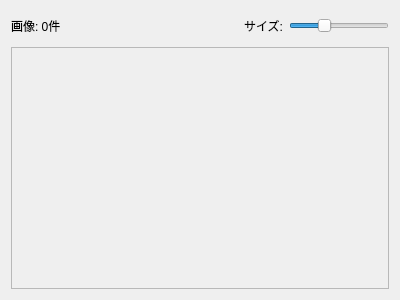
Above: src/lorairo/gui/designer/ThumbnailSelectorWidget.ui from NEXTAltair/LoRAIro before the change. Below: the same form after it.
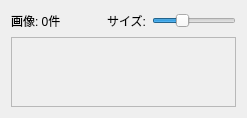
That is the form after the change.

Commit message: feat: Implement Phase 1 Qt Designer responsive layout optimization

```diff
--- a/src/lorairo/gui/designer/ThumbnailSelectorWidget.ui
+++ b/src/lorairo/gui/designer/ThumbnailSelectorWidget.ui
@@ -2,28 +2,14 @@
 <ui version="4.0">
  <class>ThumbnailSelectorWidget</class>
  <widget class="QWidget" name="ThumbnailSelectorWidget">
-  <property name="geometry">
-   <rect>
-    <x>0</x>
-    <y>0</y>
-    <width>400</width>
-    <height>300</height>
-   </rect>
-  </property>
   <layout class="QVBoxLayout" name="verticalLayout">
    <item>
     <widget class="QFrame" name="frameThumbnailHeader">
-     <property name="minimumSize">
-      <size>
-       <width>0</width>
-       <height>30</height>
-      </size>
-     </property>
-     <property name="maximumSize">
-      <size>
-       <width>16777215</width>
-       <height>30</height>
-      </size>
+     <property name="sizePolicy">
+      <sizepolicy hsizetype="Expanding" vsizetype="Fixed">
+       <horstretch>0</horstretch>
+       <verstretch>0</verstretch>
+      </sizepolicy>
      </property>
      <property name="frameShape">
       <enum>QFrame::Shape::NoFrame</enum>
@@ -70,17 +56,11 @@
       </item>
       <item>
        <widget class="QSlider" name="sliderThumbnailSize">
-        <property name="minimumSize">
-         <size>
-          <width>100</width>
-          <height>0</height>
-         </size>
-        </property>
-        <property name="maximumSize">
-         <size>
-          <width>100</width>
-          <height>16777215</height>
-         </size>
+        <property name="sizePolicy">
+         <sizepolicy hsizetype="Fixed" vsizetype="Preferred">
+          <horstretch>0</horstretch>
+          <verstretch>0</verstretch>
+         </sizepolicy>
         </property>
         <property name="minimum">
          <number>64</number>
@@ -105,19 +85,11 @@
       <bool>true</bool>
      </property>
      <widget class="QWidget" name="widgetThumbnailsContent">
-      <property name="geometry">
-       <rect>
-        <x>0</x>
-        <y>0</y>
-        <width>380</width>
-        <height>254</height>
-       </rect>
-      </property>
-      <property name="minimumSize">
-       <size>
-        <width>64</width>
-        <height>64</height>
-       </size>
+      <property name="sizePolicy">
+       <sizepolicy hsizetype="Expanding" vsizetype="Expanding">
+        <horstretch>0</horstretch>
+        <verstretch>0</verstretch>
+       </sizepolicy>
       </property>
      </widget>
     </widget>
```
The commit also changes 5 other files.
